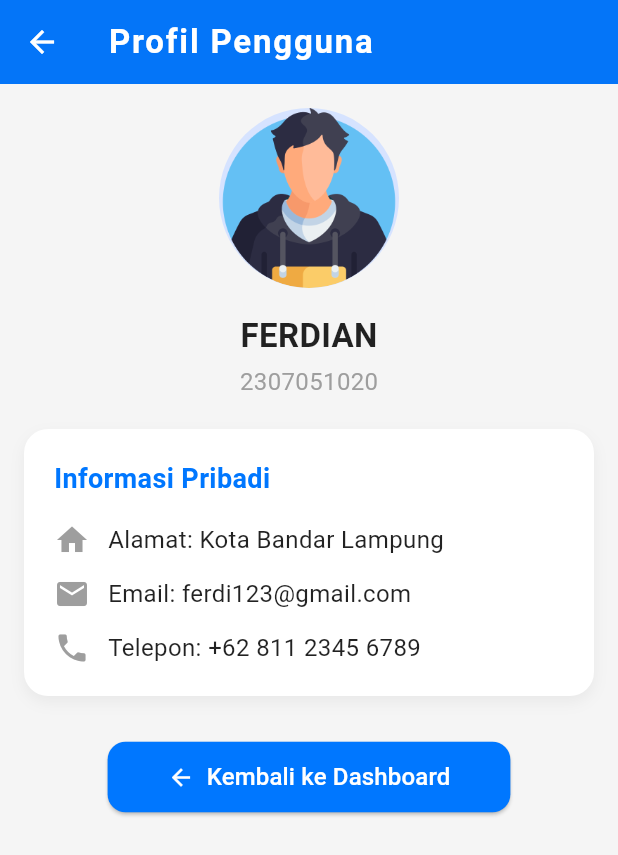
After one commit to perdiannn/mobilelanjut-2307051020, a Flutter app: the ProfileScreen screen opened by its route, on a phone screen of 412 x 824 dp. The commit adds this screen. Shown: the top 855 px of the screen. Run offline on Flutter 3.47's test engine with Material 3 defaults, Android fonts, the light colour scheme and no system bars.

Commit message:
Tampilan Profile

```diff
--- a/lib/main.dart
+++ b/lib/main.dart
@@ -2,6 +2,7 @@ import 'package:flutter/material.dart';
 import 'package:myapp/screens/login_screen.dart';
 import 'package:myapp/screens/signup_screen.dart';
 import 'package:myapp/screens/dashboard_screen.dart';
+import 'package:myapp/screens/profile_screen.dart';
 
 void main() {
   runApp(const MyApp());
@@ -47,6 +48,7 @@ class MyApp extends StatelessWidget {
         LoginScreen.route: (context) => const LoginScreen(),
         SignupScreen.route: (context) => const SignupScreen(),
         DashboardScreen.route: (context) => const DashboardScreen(),
+        ProfileScreen.route: (context) => const ProfileScreen(),
       },
     );
   }
--- a/lib/screens/dashboard_screen.dart
+++ b/lib/screens/dashboard_screen.dart
@@ -135,6 +135,12 @@ class DashboardScreen extends StatelessWidget {
                 _buildMenuItem(Icons.calendar_month, 'My Trips'),
                 _buildMenuItem(Icons.book_online, 'Booking'),
                 _buildMenuItem(Icons.favorite, 'Wishlist'),
+                GestureDetector(
+                onTap: () {
+                    Navigator.pushNamed(context, '/profile');
+                  },
+                  child: _buildMenuItem(Icons.person, 'Profile'),
+                ),
               ],
             ),
 
--- /dev/null
+++ b/lib/screens/profile_screen.dart
@@ -0,0 +1,154 @@
+import 'package:flutter/material.dart';
+
+class ProfileScreen extends StatelessWidget {
+  static const String route = '/profile';
+
+  const ProfileScreen({super.key});
+
+  @override
+  Widget build(BuildContext context) {
+    return Scaffold(
+      backgroundColor: Colors.grey[100],
+      appBar: AppBar(
+        title: const Text(
+          'Profil Pengguna',
+          style: TextStyle(
+            fontWeight: FontWeight.bold,
+            letterSpacing: 1.2,
+          ),
+        ),
+        backgroundColor: const Color(0xFF0077FF),
+        foregroundColor: Colors.white,
+        elevation: 2,
+      ),
+      body: Padding(
+        padding: const EdgeInsets.all(16),
+        child: Column(
+          crossAxisAlignment: CrossAxisAlignment.center,
+          children: [
+            // Foto Profil
+            const CircleAvatar(
+              radius: 60,
+              backgroundImage: AssetImage('assets/profile.png'),
+            ),
+            const SizedBox(height: 16),
+
+            // Nama
+            const Text(
+              'FERDIAN',
+              style: TextStyle(
+                fontSize: 22,
+                fontWeight: FontWeight.bold,
+                color: Colors.black87,
+              ),
+            ),
+
+            const SizedBox(height: 4),
+
+            // NPM
+            const Text(
+              '2307051020',
+              style: TextStyle(
+                fontSize: 16,
+                color: Colors.grey,
+              ),
+            ),
+
+            const SizedBox(height: 20),
+
+            // Kartu Informasi Detail
+            Container(
+              padding: const EdgeInsets.all(20),
+              width: double.infinity,
+              decoration: BoxDecoration(
+                color: Colors.white,
+                borderRadius: BorderRadius.circular(16),
+                boxShadow: [
+                  BoxShadow(
+                    color: Colors.grey.withOpacity(0.15),
+                    blurRadius: 8,
+                    offset: const Offset(0, 4),
+                  ),
+                ],
+              ),
+              child: Column(
+                crossAxisAlignment: CrossAxisAlignment.start,
+                children: const [
+                  Text(
+                    'Informasi Pribadi',
+                    style: TextStyle(
+                      fontSize: 18,
+                      fontWeight: FontWeight.bold,
+                      color: Color(0xFF0077FF),
+                    ),
+                  ),
+                  SizedBox(height: 16),
+                  Row(
+                    children: [
+                      Icon(Icons.home, color: Colors.grey),
+                      SizedBox(width: 12),
+                      Expanded(
+                        child: Text(
+                          'Alamat: Kota Bandar Lampung',
+                          style: TextStyle(fontSize: 16, color: Colors.black87),
+                        ),
+                      ),
+                    ],
+                  ),
+                  SizedBox(height: 12),
+                  Row(
+                    children: [
+                      Icon(Icons.email, color: Colors.grey),
+                      SizedBox(width: 12),
+                      Expanded(
+                        child: Text(
+                          'Email: ferdi123@gmail.com',
+                          style: TextStyle(fontSize: 16, color: Colors.black87),
+                        ),
+                      ),
+                    ],
+                  ),
+                  SizedBox(height: 12),
+                  Row(
+                    children: [
+                      Icon(Icons.phone, color: Colors.grey),
+                      SizedBox(width: 12),
+                      Expanded(
+                        child: Text(
+                          'Telepon: +62 811 2345 6789',
+                          style: TextStyle(fontSize: 16, color: Colors.black87),
+                        ),
+                      ),
+                    ],
+                  ),
+                ],
+              ),
+            ),
+
+            const SizedBox(height: 30),
+
+            // Tombol kembali
+            ElevatedButton.icon(
+              onPressed: () {
+                Navigator.pop(context);
+              },
+              style: ElevatedButton.styleFrom(
+                backgroundColor: const Color(0xFF0077FF),
+                padding:
+                    const EdgeInsets.symmetric(horizontal: 40, vertical: 12),
+                shape: RoundedRectangleBorder(
+                  borderRadius: BorderRadius.circular(12),
+                ),
+              ),
+              icon: const Icon(Icons.arrow_back, color: Colors.white),
+              label: const Text(
+                'Kembali ke Dashboard',
+                style: TextStyle(color: Colors.white, fontSize: 16),
+              ),
+            ),
+          ],
+        ),
+      ),
+    );
+  }
+}
```
Also changed, not shown: assets/profile.png (added).
